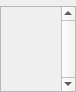
dewhisna/KingJamesPureBibleSearch, file programs/KJVCanOpener/KJVSearchSpec.ui: the form before one commit.
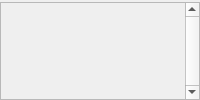
The form after the commit. Custom widgets are drawn as their Qt base class.

Commit message: Fixed the spacing in the Search Criteria and Search Spec and fixed the weird overlapping checkbox text in the Phrase Editors for the Mac.  Actually, I more accurately just worked around it.  Still don't know why the text was overlapped.  I think it's a Qt bug, but don't have time to track down right now.

```diff
--- a/programs/KJVCanOpener/KJVSearchSpec.ui
+++ b/programs/KJVCanOpener/KJVSearchSpec.ui
@@ -24,20 +24,12 @@
 ****************************************************************************</comment>
  <class>CKJVSearchSpec</class>
  <widget class="QWidget" name="CKJVSearchSpec">
-  <property name="geometry">
-   <rect>
-    <x>0</x>
-    <y>0</y>
-    <width>76</width>
-    <height>92</height>
-   </rect>
-  </property>
   <property name="windowTitle">
    <string>KJVSearchSpecForm</string>
   </property>
   <layout class="QVBoxLayout" name="verticalLayout">
    <property name="spacing">
-    <number>6</number>
+    <number>2</number>
    </property>
    <property name="margin">
     <number>0</number>
@@ -73,8 +65,8 @@
        <rect>
         <x>0</x>
         <y>0</y>
-        <width>53</width>
-        <height>70</height>
+        <width>61</width>
+        <height>76</height>
        </rect>
       </property>
       <property name="sizePolicy">
```
The commit also changes 2 other files.
